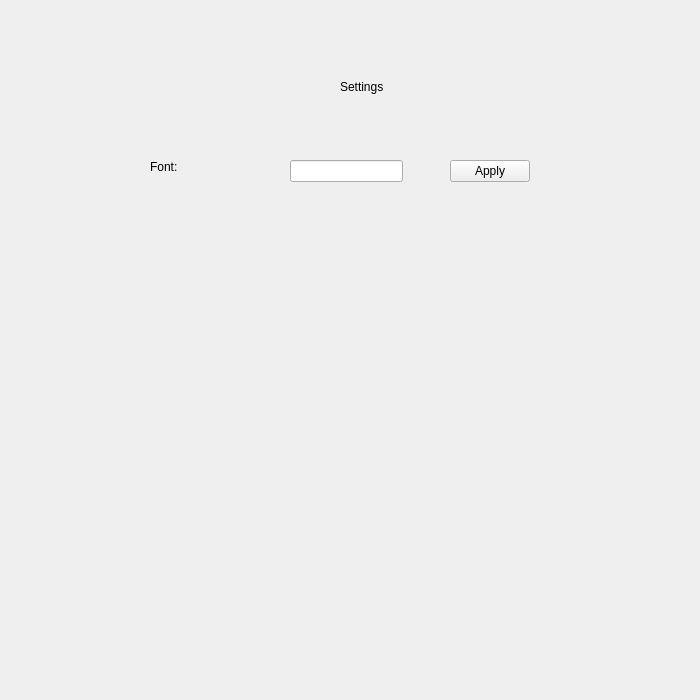
Qt form src/settings/settings.ui (Nmstr/Auralium) before a commit.
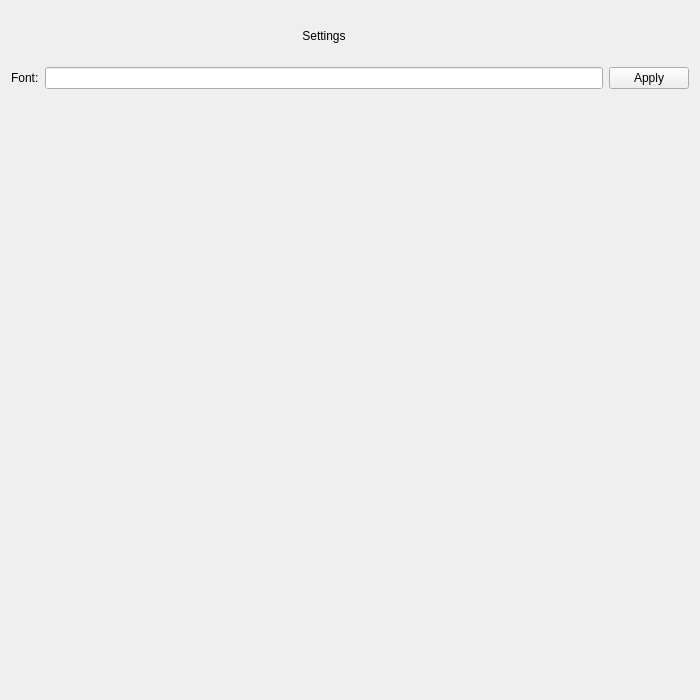
The same form after that commit.

Commit message: redesigned settings ui

Patch:
```diff
--- a/src/settings/settings.ui
+++ b/src/settings/settings.ui
@@ -13,55 +13,57 @@
   <property name="windowTitle">
    <string>Frame</string>
   </property>
+  <layout class="QGridLayout" name="gridLayout">
+   <item row="1" column="1">
   <widget class="QLabel" name="headerLabel">
-   <property name="geometry">
-    <rect>
-     <x>340</x>
-     <y>80</y>
-     <width>57</width>
-     <height>14</height>
-    </rect>
+     <property name="minimumSize">
+      <size>
+       <width>0</width>
+       <height>50</height>
+      </size>
+     </property>
+     <property name="frameShape">
+      <enum>QFrame::NoFrame</enum>
    </property>
    <property name="text">
     <string>Settings</string>
    </property>
-  </widget>
-  <widget class="QLineEdit" name="fontInput">
-   <property name="geometry">
-    <rect>
-     <x>290</x>
-     <y>160</y>
-     <width>113</width>
-     <height>22</height>
-    </rect>
-   </property>
-  </widget>
-  <widget class="QLabel" name="fontLabel">
-   <property name="geometry">
-    <rect>
-     <x>150</x>
-     <y>160</y>
-     <width>57</width>
-     <height>14</height>
-    </rect>
-   </property>
-   <property name="text">
-    <string>Font:</string>
-   </property>
-  </widget>
+     <property name="alignment">
+      <set>Qt::AlignCenter</set>
+     </property>
+    </widget>
+   </item>
+   <item row="2" column="2">
   <widget class="QPushButton" name="fontApplyBtn">
-   <property name="geometry">
-    <rect>
-     <x>450</x>
-     <y>160</y>
-     <width>80</width>
-     <height>22</height>
-    </rect>
-   </property>
    <property name="text">
     <string>Apply</string>
    </property>
   </widget>
+   </item>
+   <item row="2" column="0">
+    <widget class="QLabel" name="fontLabel">
+     <property name="text">
+      <string>Font:</string>
+     </property>
+    </widget>
+   </item>
+   <item row="2" column="1">
+    <widget class="QLineEdit" name="fontInput"/>
+   </item>
+   <item row="3" column="1">
+    <spacer name="verticalSpacer">
+     <property name="orientation">
+      <enum>Qt::Vertical</enum>
+     </property>
+     <property name="sizeHint" stdset="0">
+      <size>
+       <width>20</width>
+       <height>40</height>
+      </size>
+     </property>
+    </spacer>
+   </item>
+  </layout>
  </widget>
  <resources/>
  <connections/>
```
Lines whose indentation alone changed are shown as unchanged.
